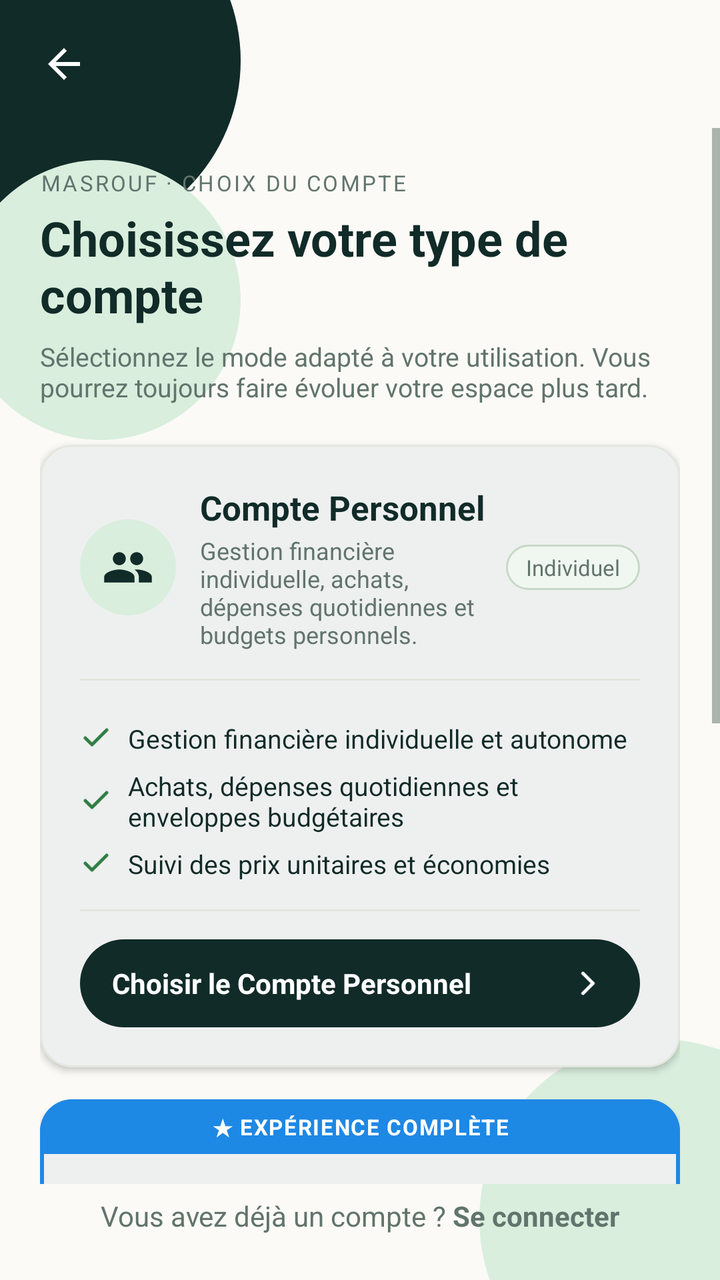
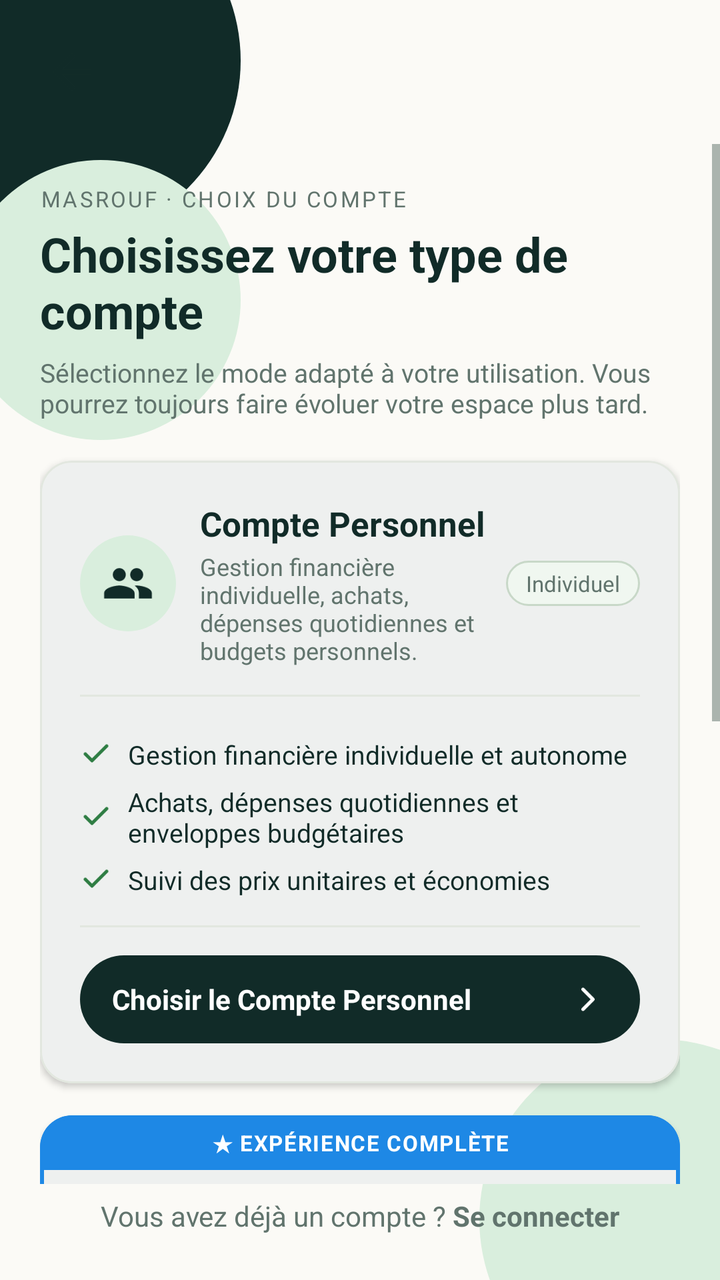

Screens rendered from an Android XML layout before and after an edit, with the pre-edit source and the edit as a unified diff.
<!-- AndroidManifest.xml: application theme Theme.Masrouf1 -->
<!-- res/layout/activity_choose_account_type.xml -->
<?xml version="1.0" encoding="utf-8"?>
<FrameLayout xmlns:android="http://schemas.android.com/apk/res/android"
    xmlns:app="http://schemas.android.com/apk/res-auto"
    android:layout_width="match_parent"
    android:layout_height="match_parent"
    android:background="@color/cream"
    android:layoutDirection="locale">

    
    <View
        android:layout_width="180dp"
        android:layout_height="180dp"
        android:layout_gravity="top|start"
        android:layout_marginStart="-60dp"
        android:layout_marginTop="-60dp"
        android:background="@drawable/bg_circle_forest" />

    
    <View
        android:layout_width="140dp"
        android:layout_height="140dp"
        android:layout_gravity="top|start"
        android:layout_marginStart="-20dp"
        android:layout_marginTop="80dp"
        android:background="@drawable/bg_circle_mint" />

    
    <View
        android:layout_width="180dp"
        android:layout_height="180dp"
        android:layout_gravity="bottom|end"
        android:layout_marginEnd="-60dp"
        android:layout_marginBottom="-60dp"
        android:background="@drawable/bg_circle_mint" />

    <LinearLayout
        android:layout_width="match_parent"
        android:layout_height="match_parent"
        android:orientation="vertical">

        
        <LinearLayout
            android:layout_width="match_parent"
            android:layout_height="wrap_content"
            android:gravity="center_vertical"
            android:orientation="horizontal"
            android:padding="12dp">

            <ImageView
                android:id="@+id/choose_back"
                android:layout_width="40dp"
                android:layout_height="40dp"
                android:background="?attr/selectableItemBackgroundBorderless"
                android:contentDescription="@string/back"
                android:padding="8dp"
                android:src="@drawable/ic_back" />

            <View
                android:layout_width="0dp"
                android:layout_height="1dp"
                android:layout_weight="1" />

            <LinearLayout
                android:id="@+id/choose_languages"
                android:layout_width="wrap_content"
                android:layout_height="wrap_content"
                android:orientation="horizontal" />

        </LinearLayout>

        
        <ScrollView
            android:layout_width="match_parent"
            android:layout_height="0dp"
            android:layout_weight="1"
            android:fillViewport="true">

            <LinearLayout
                android:layout_width="match_parent"
                android:layout_height="wrap_content"
                android:orientation="vertical"
                android:padding="20dp">

                
                <TextView
                    android:layout_width="match_parent"
                    android:layout_height="wrap_content"
                    android:text="@string/masrouf_choix_compte_header"
                    android:textColor="@color/muted_green"
                    android:textSize="11sp"
                    android:letterSpacing="0.1" />

                <TextView
                    android:layout_width="match_parent"
                    android:layout_height="wrap_content"
                    android:layout_marginTop="4dp"
                    android:text="@string/choose_your_account_type"
                    android:textColor="@color/forest"
                    android:textSize="24sp"
                    android:textStyle="bold" />

                <TextView
                    android:layout_width="match_parent"
                    android:layout_height="wrap_content"
                    android:layout_marginTop="6dp"
                    android:layout_marginBottom="20dp"
                    android:text="@string/choose_account_subtitle"
                    android:textColor="@color/muted_green"
                    android:textSize="13sp" />

                
                <com.google.android.material.card.MaterialCardView
                    android:id="@+id/personal_card"
                    android:layout_width="match_parent"
                    android:layout_height="wrap_content"
                    android:layout_marginBottom="16dp"
                    android:clickable="true"
                    android:focusable="true"
                    app:cardBackgroundColor="@color/alabaster"
                    app:cardCornerRadius="16dp"
                    app:cardElevation="2dp"
                    app:strokeColor="@color/card_border"
                    app:strokeWidth="1dp">

                    <LinearLayout
                        android:layout_width="match_parent"
                        android:layout_height="wrap_content"
                        android:orientation="vertical"
                        android:padding="20dp">

                        
                        <LinearLayout
                            android:layout_width="match_parent"
                            android:layout_height="wrap_content"
                            android:gravity="center_vertical"
                            android:orientation="horizontal">

                            
                            <FrameLayout
                                android:layout_width="48dp"
                                android:layout_height="48dp"
                                android:layout_marginEnd="12dp">
                                <View
                                    android:layout_width="48dp"
                                    android:layout_height="48dp"
                                    android:background="@drawable/bg_circle_mint" />
                                <ImageView
                                    android:layout_width="26dp"
                                    android:layout_height="26dp"
                                    android:layout_gravity="center"
                                    android:contentDescription=""
                                    android:src="@drawable/ic_people"
                                    android:tint="@color/forest" />
                            </FrameLayout>

                            <LinearLayout
                                android:layout_width="0dp"
                                android:layout_height="wrap_content"
                                android:layout_weight="1"
                                android:orientation="vertical">

                                <TextView
                                    android:layout_width="wrap_content"
                                    android:layout_height="wrap_content"
                                    android:text="@string/personal_account"
                                    android:textColor="@color/forest"
                                    android:textSize="17sp"
                                    android:textStyle="bold" />

                                <TextView
                                    android:layout_width="match_parent"
                                    android:layout_height="wrap_content"
                                    android:layout_marginTop="2dp"
                                    android:text="@string/personal_account_desc"
                                    android:textColor="@color/muted_green"
                                    android:textSize="12sp" />

                            </LinearLayout>

                            
                            <TextView
                                android:layout_width="wrap_content"
                                android:layout_height="wrap_content"
                                android:background="@drawable/bg_badge_muted"
                                android:paddingHorizontal="10dp"
                                android:paddingVertical="4dp"
                                android:text="@string/badge_individuel"
                                android:textColor="@color/muted_green"
                                android:textSize="11sp" />

                        </LinearLayout>

                        
                        <View
                            android:layout_width="match_parent"
                            android:layout_height="1dp"
                            android:layout_marginVertical="14dp"
                            android:background="@color/card_border" />

                        
                        <LinearLayout
                            android:layout_width="match_parent"
                            android:layout_height="wrap_content"
                            android:layout_marginTop="6dp"
                            android:gravity="center_vertical"
                            android:orientation="horizontal">
                            <ImageView android:layout_width="16dp" android:layout_height="16dp" android:src="@drawable/ic_check_mark" android:tint="@color/emerald" android:contentDescription="" />
                            <TextView android:layout_width="wrap_content" android:layout_height="wrap_content" android:layout_marginStart="8dp" android:text="@string/personal_feature1" android:textColor="@color/ink" android:textSize="13sp" />
                        </LinearLayout>

                        <LinearLayout
                            android:layout_width="match_parent"
                            android:layout_height="wrap_content"
                            android:layout_marginTop="6dp"
                            android:gravity="center_vertical"
                            android:orientation="horizontal">
                            <ImageView android:layout_width="16dp" android:layout_height="16dp" android:src="@drawable/ic_check_mark" android:tint="@color/emerald" android:contentDescription="" />
                            <TextView android:layout_width="wrap_content" android:layout_height="wrap_content" android:layout_marginStart="8dp" android:text="@string/personal_feature2" android:textColor="@color/ink" android:textSize="13sp" />
                        </LinearLayout>

                        <LinearLayout
                            android:layout_width="match_parent"
                            android:layout_height="wrap_content"
                            android:layout_marginTop="6dp"
                            android:gravity="center_vertical"
                            android:orientation="horizontal">
                            <ImageView android:layout_width="16dp" android:layout_height="16dp" android:src="@drawable/ic_check_mark" android:tint="@color/emerald" android:contentDescription="" />
                            <TextView android:layout_width="wrap_content" android:layout_height="wrap_content" android:layout_marginStart="8dp" android:text="@string/personal_feature3" android:textColor="@color/ink" android:textSize="13sp" />
                        </LinearLayout>

                        
                        <View
                            android:layout_width="match_parent"
                            android:layout_height="1dp"
                            android:layout_marginVertical="14dp"
                            android:background="@color/card_border" />

                        
                        <LinearLayout
                            android:layout_width="match_parent"
                            android:layout_height="wrap_content"
                            android:background="@drawable/bg_lang_selected"
                            android:gravity="center_vertical"
                            android:orientation="horizontal"
                            android:paddingHorizontal="16dp"
                            android:paddingVertical="12dp">

                            <TextView
                                android:layout_width="0dp"
                                android:layout_height="wrap_content"
                                android:layout_weight="1"
                                android:text="@string/choose_personal_account"
                                android:textColor="@color/alabaster"
                                android:textSize="14sp"
                                android:textStyle="bold" />

                            <ImageView
                                android:layout_width="20dp"
                                android:layout_height="20dp"
                                android:contentDescription=""
                                android:src="@drawable/ic_chevron_right"
                                app:tint="@color/alabaster" />

                        </LinearLayout>

                    </LinearLayout>

                </com.google.android.material.card.MaterialCardView>

                
                <com.google.android.material.card.MaterialCardView
                    android:id="@+id/family_card"
                    android:layout_width="match_parent"
                    android:layout_height="wrap_content"
                    android:layout_marginBottom="16dp"
                    android:clickable="true"
                    android:focusable="true"
                    app:cardBackgroundColor="@color/alabaster"
                    app:cardCornerRadius="16dp"
                    app:cardElevation="2dp"
                    app:strokeColor="#1E88E5"
                    app:strokeWidth="2dp">

                    
                    <LinearLayout
                        android:layout_width="match_parent"
                        android:layout_height="wrap_content"
                        android:orientation="vertical">

                        <TextView
                            android:layout_width="match_parent"
                            android:layout_height="wrap_content"
                            android:background="#1E88E5"
                            android:gravity="center"
                            android:paddingVertical="6dp"
                            android:text="@string/badge_experience_complete"
                            android:textColor="@color/alabaster"
                            android:textSize="11sp"
                            android:textStyle="bold"
                            android:letterSpacing="0.05" />

                        <LinearLayout
                            android:layout_width="match_parent"
                            android:layout_height="wrap_content"
                            android:orientation="vertical"
                            android:padding="20dp">

                            
                            <LinearLayout
                                android:layout_width="match_parent"
                                android:layout_height="wrap_content"
                                android:gravity="center_vertical"
                                android:orientation="horizontal">

                                
                                <FrameLayout
                                    android:layout_width="48dp"
                                    android:layout_height="48dp"
                                    android:layout_marginEnd="12dp">
                                    <View
                                        android:layout_width="48dp"
                                        android:layout_height="48dp"
                                        android:background="@drawable/bg_circle_blue_light" />
                                    <ImageView
                                        android:layout_width="26dp"
                                        android:layout_height="26dp"
                                        android:layout_gravity="center"
                                        android:contentDescription=""
                                        android:src="@drawable/ic_people"
                                        android:tint="#1E88E5" />
                                </FrameLayout>

                                <LinearLayout
                                    android:layout_width="0dp"
                                    android:layout_height="wrap_content"
                                    android:layout_weight="1"
                                    android:orientation="vertical">

                                    <TextView
                                        android:layout_width="wrap_content"
                                        android:layout_height="wrap_content"
                                        android:text="@string/family_account"
                                        android:textColor="@color/forest"
                                        android:textSize="17sp"
                                        android:textStyle="bold" />

                                    <TextView
                                        android:layout_width="match_parent"
                                        android:layout_height="wrap_content"
                                        android:layout_marginTop="2dp"
                                        android:text="@string/family_account_desc"
                                        android:textColor="@color/muted_green"
                                        android:textSize="12sp" />

                                </LinearLayout>

                                
                                <TextView
                                    android:layout_width="wrap_content"
                                    android:layout_height="wrap_content"
                                    android:background="@drawable/bg_badge_blue"
                                    android:paddingHorizontal="10dp"
                                    android:paddingVertical="4dp"
                                    android:text="@string/badge_parent_tuteur"
                                    android:textColor="#1E88E5"
                                    android:textSize="11sp" />

                            </LinearLayout>

                            
                            <View
                                android:layout_width="match_parent"
                                android:layout_height="1dp"
                                android:layout_marginVertical="14dp"
                                android:background="@color/card_border" />

                            
                            <LinearLayout
                                android:layout_width="match_parent"
                                android:layout_height="wrap_content"
                                android:gravity="center_vertical"
                                android:orientation="horizontal">
                                <ImageView android:layout_width="16dp" android:layout_height="16dp" android:src="@drawable/ic_check_mark" android:tint="@color/emerald" android:contentDescription="" />
                                <TextView android:layout_width="wrap_content" android:layout_height="wrap_content" android:layout_marginStart="8dp" android:text="@string/family_feature1" android:textColor="@color/ink" android:textSize="13sp" />
                            </LinearLayout>

                            <LinearLayout
                                android:layout_width="match_parent"
                                android:layout_height="wrap_content"
                                android:layout_marginTop="6dp"
                                android:gravity="center_vertical"
                                android:orientation="horizontal">
                                <ImageView android:layout_width="16dp" android:layout_height="16dp" android:src="@drawable/ic_check_mark" android:tint="@color/emerald" android:contentDescription="" />
                                <TextView android:layout_width="wrap_content" android:layout_height="wrap_content" android:layout_marginStart="8dp" android:text="@string/family_feature2" android:textColor="@color/ink" android:textSize="13sp" />
                            </LinearLayout>

                            <LinearLayout
                                android:layout_width="match_parent"
                                android:layout_height="wrap_content"
                                android:layout_marginTop="6dp"
                                android:gravity="center_vertical"
                                android:orientation="horizontal">
                                <ImageView android:layout_width="16dp" android:layout_height="16dp" android:src="@drawable/ic_check_mark" android:tint="@color/emerald" android:contentDescription="" />
                                <TextView android:layout_width="wrap_content" android:layout_height="wrap_content" android:layout_marginStart="8dp" android:text="@string/family_feature3" android:textColor="@color/ink" android:textSize="13sp" />
                            </LinearLayout>

                            <LinearLayout
                                android:layout_width="match_parent"
                                android:layout_height="wrap_content"
                                android:layout_marginTop="6dp"
                                android:gravity="center_vertical"
                                android:orientation="horizontal">
                                <ImageView android:layout_width="16dp" android:layout_height="16dp" android:src="@drawable/ic_check_mark" android:tint="@color/emerald" android:contentDescription="" />
                                <TextView android:layout_width="wrap_content" android:layout_height="wrap_content" android:layout_marginStart="8dp" android:text="@string/family_feature4" android:textColor="@color/ink" android:textSize="13sp" />
                            </LinearLayout>

                            
                            <View
                                android:layout_width="match_parent"
                                android:layout_height="1dp"
                                android:layout_marginVertical="14dp"
                                android:background="@color/card_border" />

                            
                            <LinearLayout
                                android:layout_width="match_parent"
                                android:layout_height="wrap_content"
                                android:background="@drawable/bg_btn_blue"
                                android:gravity="center_vertical"
                                android:orientation="horizontal"
                                android:paddingHorizontal="16dp"
                                android:paddingVertical="12dp">

                                <TextView
                                    android:layout_width="0dp"
                                    android:layout_height="wrap_content"
                                    android:layout_weight="1"
                                    android:text="@string/choose_family_account"
                                    android:textColor="@color/alabaster"
                                    android:textSize="14sp"
                                    android:textStyle="bold" />

                                <ImageView
                                    android:layout_width="20dp"
                                    android:layout_height="20dp"
                                    android:contentDescription=""
                                    android:src="@drawable/ic_chevron_right"
                                    app:tint="@color/alabaster" />

                            </LinearLayout>

                        </LinearLayout>

                    </LinearLayout>

                </com.google.android.material.card.MaterialCardView>

            </LinearLayout>

        </ScrollView>

        
        <TextView
            android:id="@+id/choose_open_login"
            android:layout_width="match_parent"
            android:layout_height="48dp"
            android:gravity="center"
            android:paddingBottom="16dp"
            android:text="@string/already_account_link"
            android:textColor="@color/muted_green"
            android:textSize="14sp" />

    </LinearLayout>

</FrameLayout>
<!-- resources referenced by this layout -->
<resources>
  <color name="alabaster">#FFFFFF</color>
  <color name="card_border">#E2E7DF</color>
  <color name="cream">#FBFAF6</color>
  <color name="emerald">#2E7D43</color>
  <color name="forest">#112B28</color>
  <color name="ink">#112B28</color>
  <color name="muted_green">#61746D</color>
  <!-- drawable bg_btn_blue (drawable) -->
  <?xml version="1.0" encoding="utf-8"?>
  <shape xmlns:android="http://schemas.android.com/apk/res/android"
      android:shape="rectangle">
      <solid android:color="#1565C0" />
      <corners android:radius="20dp" />
  </shape>
  <!-- drawable bg_circle_blue_light (drawable) -->
  <?xml version="1.0" encoding="utf-8"?>
  <shape xmlns:android="http://schemas.android.com/apk/res/android"
      android:shape="oval">
      <solid android:color="#E3F2FD" />
  </shape>
  <!-- drawable bg_circle_forest (drawable) -->
  <?xml version="1.0" encoding="utf-8"?>
  <shape xmlns:android="http://schemas.android.com/apk/res/android"
      android:shape="oval">
      <solid android:color="@color/forest" />
  </shape>
  <!-- drawable bg_circle_mint (drawable) -->
  <?xml version="1.0" encoding="utf-8"?>
  <shape xmlns:android="http://schemas.android.com/apk/res/android"
      android:shape="oval">
      <solid android:color="@color/mint" />
  </shape>
  <string name="already_account_link">Vous avez déjà un compte ? <b>Se connecter</b></string>
  <string name="back">Retour</string>
  <string name="badge_experience_complete">★ EXPÉRIENCE COMPLÈTE</string>
  <string name="badge_individuel">Individuel</string>
  <string name="badge_parent_tuteur">Parent / Tuteur</string>
  <string name="choose_account_subtitle">Sélectionnez le mode adapté à votre utilisation. Vous pourrez toujours faire évoluer votre espace plus tard.</string>
  <string name="choose_family_account">Choisir le Compte Famille</string>
  <string name="choose_personal_account">Choisir le Compte Personnel</string>
  <string name="choose_your_account_type">Choisissez votre type de compte</string>
  <string name="family_account">Compte Famille</string>
  <string name="family_account_desc">Espace Personnel + Espace Familial, gestion des enfants, réserve financière, allocations et demandes d\'argent.</string>
  <string name="family_feature1">Espace Personnel + Espace Familial</string>
  <string name="family_feature2">Création de comptes enfants avec accès sécurisé</string>
  <string name="family_feature3">Réserve familiale, argent de poche &amp; validation des demandes</string>
  <string name="family_feature4">Budgets et rapports analytiques consolidés de la famille</string>
  <string name="masrouf_choix_compte_header">MASROUF · CHOIX DU COMPTE</string>
  <string name="personal_account">Compte Personnel</string>
  <string name="personal_account_desc">Gestion financière individuelle, achats, dépenses quotidiennes et budgets personnels.</string>
  <string name="personal_feature1">Gestion financière individuelle et autonome</string>
  <string name="personal_feature2">Achats, dépenses quotidiennes et enveloppes budgétaires</string>
  <string name="personal_feature3">Suivi des prix unitaires et économies</string>
  <style name="Theme.Masrouf1" parent="Base.Theme.Masrouf1" />
  <color name="mint">#D9EEDD</color>
  <color name="mint_light">#D9EEDD</color>
  <color name="mint_accent">#85B8A5</color>
  <color name="coral">#DC7770</color>
  <style name="Widget.Masrouf.EditText" parent="Widget.AppCompat.EditText">
          <item name="android:textColor">@color/ink</item>
          <item name="android:textColorHint">@color/muted_green</item>
      </style>
  <style name="Widget.Masrouf.Button.Material" parent="Widget.Material3.Button">
          <item name="android:minHeight">48dp</item>
          <item name="backgroundTint">@color/forest</item>
          <item name="android:textColor">@color/alabaster</item>
      </style>
  <style name="Widget.Masrouf.DialogButton" parent="Widget.Material3.Button.TextButton.Dialog">
          <item name="android:textColor">@color/emerald</item>
      </style>
  <!-- unchanged entries left out for length: 12 -->
</resources>

<!-- the commit's change to res/layout/activity_choose_account_type.xml (unified diff, before → after) -->
@@ -36,6 +36,7 @@
     <LinearLayout
         android:layout_width="match_parent"
         android:layout_height="match_parent"
+        android:fitsSystemWindows="true"
         android:orientation="vertical">
 
         
@@ -48,12 +49,13 @@
 
             <ImageView
                 android:id="@+id/choose_back"
-                android:layout_width="40dp"
-                android:layout_height="40dp"
+                android:layout_width="48dp"
+                android:layout_height="48dp"
                 android:background="?attr/selectableItemBackgroundBorderless"
                 android:contentDescription="@string/back"
-                android:padding="8dp"
-                android:src="@drawable/ic_back" />
+                android:padding="10dp"
+                android:src="@drawable/ic_back"
+                app:tint="@color/forest" />
 
             <View
                 android:layout_width="0dp"
